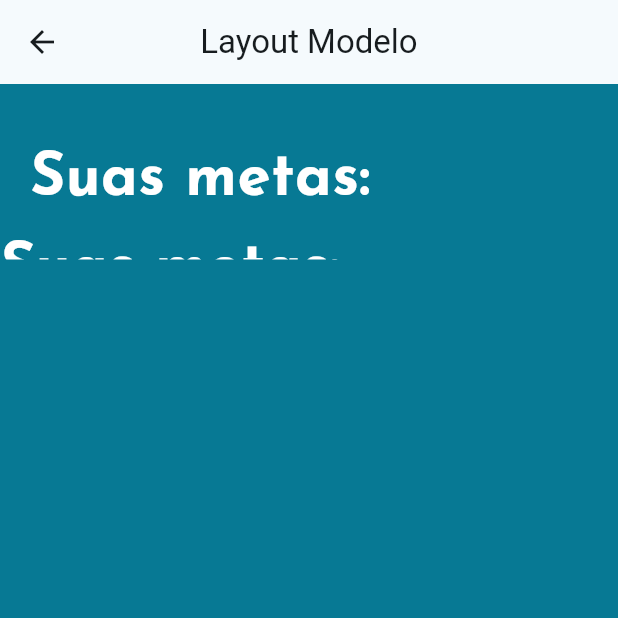
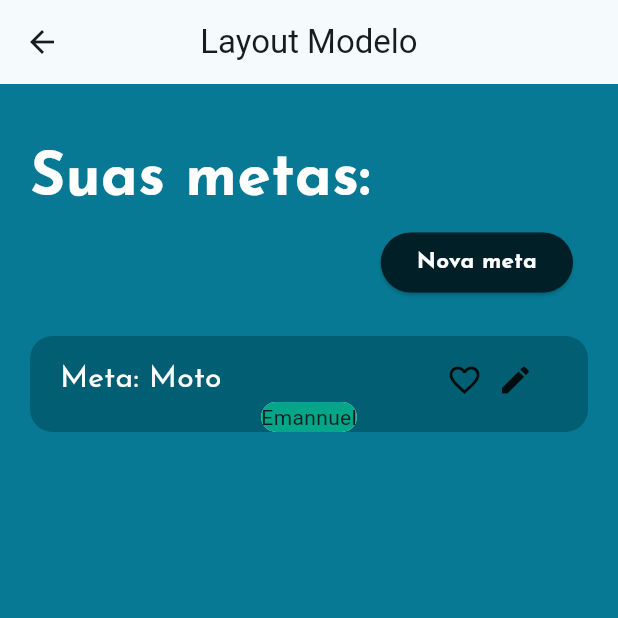
Before and after one commit to IgorLorentz/PorkPockets, a Flutter app: the MetasPage screen opened directly, on a phone screen of 412 x 824 dp, the top half of it. Run offline on Flutter 3.47's test engine with Material 3 defaults, Android fonts, the phone set to English and light mode, and no system bars; our stand-ins replace flutter_svg.

Commit message:
update metas

```diff
--- a/pork_pockets_app/lib/pages/metas_page.dart
+++ b/pork_pockets_app/lib/pages/metas_page.dart
@@ -2,10 +2,16 @@ import 'package:flutter/material.dart';
 import 'package:pork_pockets_app/util/color_util.dart';
 import 'package:pork_pockets_app/util/text_util.dart';
 
-class MetasPage extends StatelessWidget
+class MetasPage extends StatefulWidget
 {
   const MetasPage({super.key});
 
+  @override
+  State<MetasPage> createState() => _MetasPageState();
+}
+
+class _MetasPageState extends State<MetasPage>
+{
   @override
   Widget build(BuildContext context)
   {
@@ -29,28 +35,85 @@ class MetasPage extends StatelessWidget
             [
               Container
               (
-                margin: EdgeInsets.only(left: 20, top: 35),
+                width: double.infinity,
+                height: 40,
+                margin: EdgeInsets.only(left: 20, top: 35, bottom: 20),
 
-                child: SizedBox
+                child: FormatedText("Suas metas:", 40, FontWeight.bold),
+              ),
+
+              Container
+              (
+                margin: EdgeInsets.only(right: 30, bottom: 5),
+                alignment: Alignment.centerRight,
+
+                child: ElevatedButton
                 (
-                  width: double.infinity,
-                  height: 40,
+                  onPressed: (){print("Cliquei");},
 
+                  style: ElevatedButton.styleFrom
+                  (
+                    backgroundColor: Paleta.azulEscurao
+                  ),
 
-                  child: FormatedText("Suas metas:", 40, FontWeight.bold),
+                  child: FormatedText("Nova meta", 15, FontWeight.bold),
                 ),
               ),
 
               Container
               (
-                margin: EdgeInsets.only(right: 30, top: 20, bottom: 5),
+                decoration: BoxDecoration(borderRadius: BorderRadius.circular(15), color: Paleta.azulEscuro),
+                margin: EdgeInsets.all(20),
 
-                child: SizedBox
+                child: Column
                 (
-                  width: double.infinity,
-                  height: 22,
+                  children:
+                  [
+                    SizedBox(height: 15),
 
-                  child: FormatedText("Suas metas:", 40, FontWeight.bold),
+                    Row
+                    (
+                      children:
+                      [
+                        Container
+                        (
+                          margin: EdgeInsets.only(left: 20),
+                          child: FormatedText("Meta: Moto", 20, FontWeight.normal)
+                        ),
+
+                        Container
+                        (
+                          margin: EdgeInsets.only(left: 150),
+                          child: Icon(Icons.favorite_border)
+                        ),
+
+                        Container
+                        (
+                          margin: EdgeInsets.only(left: 10),
+                          child: Icon(Icons.edit)
+                        )
+                      ],
+                    ),
+
+                    Row
+                    (
+                      mainAxisAlignment: MainAxisAlignment.center,
+
+                      children:
+                      [
+                        Container
+                        (
+                          decoration: BoxDecoration(borderRadius: BorderRadius.circular(15), color: Colors.white),
+
+                          child: Container
+                          (
+                            decoration: BoxDecoration(borderRadius: BorderRadius.circular(15), color: Paleta.verde),
+                            child: Text("Emannuel"),
+                          ),
+                        )
+                      ],
+                    )
+                  ],
                 ),
               )
             ],
```
